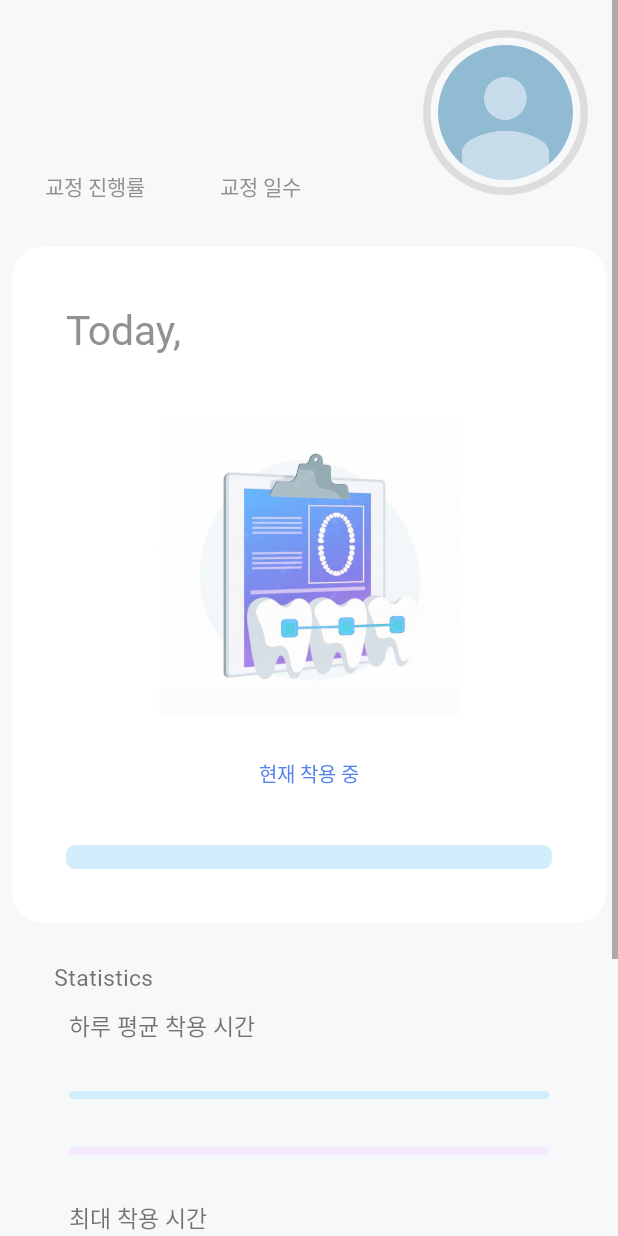
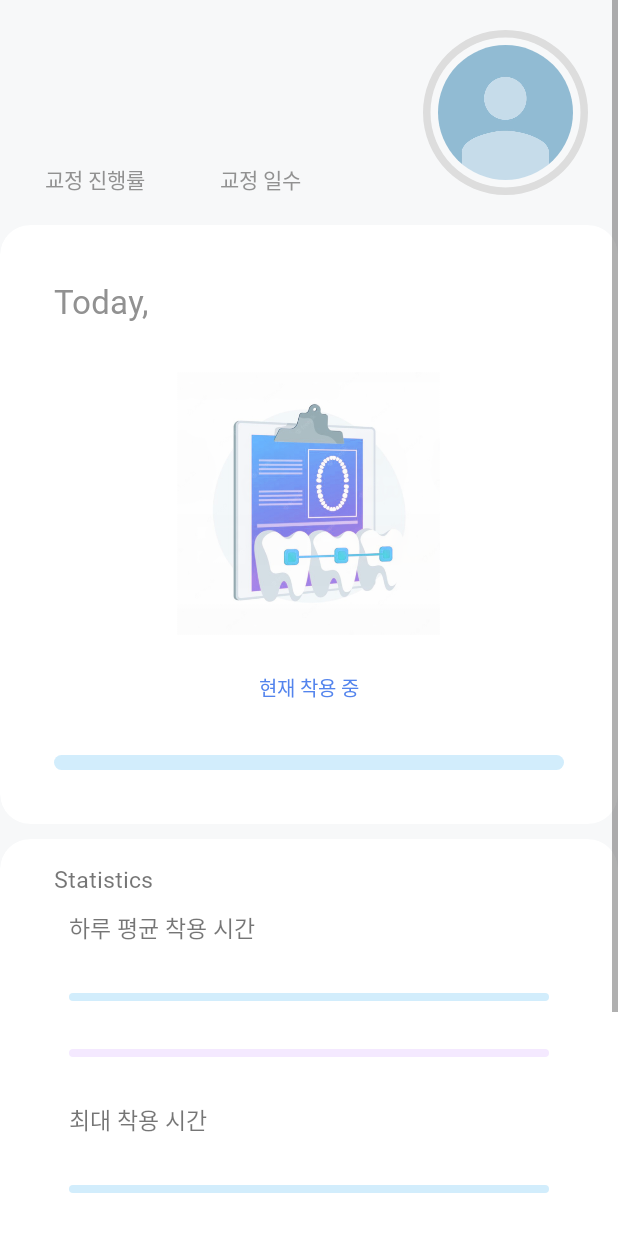
Before and after one commit to DEU-ToothFairy/ToothFairy_Client, an Android app: the layout fragment_home.xml on its own in the app's theme, with its tools: preview values and no code run, on a phone screen of 412 x 824 dp. Run offline under Robolectric (Android 15) with nearby library versions, the phone set to English and light mode, and no system bars.

Commit message:
UPDATE : 디자인 수정 중

```diff
--- a/app/build.gradle
+++ b/app/build.gradle
@@ -30,6 +30,7 @@ android {
     //Android Studio 4.0 버전 이상일때,
     buildFeatures {
         dataBinding = true
+        viewBinding true
     }
 
     configurations.all {
--- a/app/src/main/res/layout/fragment_home.xml
+++ b/app/src/main/res/layout/fragment_home.xml
@@ -57,7 +57,7 @@
                             android:text="@{homeViewModel.patient.name + `님 반갑습니다`, default = `김잼민님 반갑습니다.`}"
 
                             android:textColor="@color/black_gray"
-                            android:textSize="22dp"
+                            android:textSize="18dp"
 
                             app:layout_constraintLeft_toLeftOf="parent"
                             app:layout_constraintRight_toRightOf="parent"
@@ -101,10 +101,10 @@
                                     android:layout_gravity="center"
                                     android:fontFamily="@font/nanumsquare_bold"
 
-                                    android:text="@{(double)homeViewModel.calibrationProgress + `%`}"
+                                    android:text="@{(double)homeViewModel.calibrationProgress + `%`, default=`24%`}"
                                     android:textAlignment="center"
                                     android:textColor="@color/blue"
-                                    android:textSize="22dp" />
+                                    android:textSize="18dp" />
 
                                 <TextView
                                     android:id="@+id/wearingProgressField"
@@ -132,10 +132,10 @@
                                     android:layout_gravity="center"
                                     android:fontFamily="@font/nanumsquare_bold"
 
-                                    android:text="@{homeViewModel.treatmentDays.toString()}"
+                                    android:text="@{homeViewModel.treatmentDays.toString(), default=`120`}"
                                     android:textAlignment="center"
                                     android:textColor="@color/blue"
-                                    android:textSize="22dp" />
+                                    android:textSize="18dp" />
 
                                 <TextView
                                     android:id="@+id/wearingDaysField"
@@ -216,10 +216,10 @@
                     <androidx.cardview.widget.CardView
                         android:layout_width="match_parent"
                         android:layout_height="match_parent"
-                        android:layout_marginTop="5dp"
+
                         app:cardCornerRadius="20dp"
                         app:cardElevation="0dp"
-                        app:cardUseCompatPadding="true"
+                        app:cardUseCompatPadding="false"
                         >
 
 
@@ -241,7 +241,7 @@
                                 android:fontFamily="@font/nanumsquare_regular"
                                 android:text="Today,"
                                 android:textColor="@color/gray"
-                                android:textSize="27dp" />
+                                android:textSize="22dp" />
 
                             <!-- 오늘 날짜 텍스트 뷰 -->
                             <TextView
@@ -251,13 +251,13 @@
                                 android:layout_marginLeft="20dp"
                                 android:layout_marginTop="5dp"
                                 android:fontFamily="@font/nanumsquare_extra_bold"
-                                android:text="@{homeViewModel.today}"
+                                android:text="@{homeViewModel.today, default = `18 August`}"
                                 android:textColor="@color/blue"
-                                android:textSize="25dp" />
+                                android:textSize="20dp" />
 
                             <ImageView
-                                android:layout_width="200dp"
-                                android:layout_height="200dp"
+                                android:layout_width="175dp"
+                                android:layout_height="175dp"
                                 android:layout_gravity="center"
                                 android:src="@drawable/toothstatics" />
 
@@ -271,7 +271,7 @@
                                 android:text="@{homeViewModel.dailyWearingTimeToString, default=`10시간 31분`}"
                                 android:textAlignment="center"
                                 android:textColor="@color/black"
-                                android:textSize="20dp" />
+                                android:textSize="18dp" />
 
                             <TextView
                                 android:id="@+id/wearStatus"
@@ -293,13 +293,13 @@
                                 android:fontFamily="@font/nanumsquare_extra_bold"
                                 android:text="@{(int)((double)homeViewModel.dailyWearingTime / (double)50400000.0 * 100) + `% 달성`, default = `60% 달성`}"
                                 android:textColor="@color/blue"
-                                android:textSize="20dp" />
+                                android:textSize="18dp" />
 
                             <ProgressBar
                                 android:id="@+id/wearingProgressBar"
                                 style="?android:attr/progressBarStyleHorizontal"
                                 android:layout_width="match_parent"
-                                android:layout_height="wrap_content"
+                                android:layout_height="10dp"
                                 android:progress="@{(int)((double)homeViewModel.dailyWearingTime / (double)50400000.0 * 100)}"
                                 android:progressDrawable="@drawable/wearing_progress_bar" />
 
@@ -307,18 +307,26 @@
                     </androidx.cardview.widget.CardView>
 
                     <!-- 교정 장치 착용 통게 레이아웃 -->
+                    <androidx.cardview.widget.CardView
+                        android:layout_width="match_parent"
+                        android:layout_height="wrap_content"
+                        android:layout_marginTop = "10dp"
+                        android:layout_marginBottom = "10dp"
+                        app:cardCornerRadius="20dp"
+                        app:cardElevation="0dp"
+                        app:cardUseCompatPadding="false"
+
+                        app:layout_constraintLeft_toLeftOf="parent"
+                        app:layout_constraintRight_toRightOf="parent"
+                        app:layout_constraintTop_toBottomOf="@+id/wearingGraphLayout">
+
                         <LinearLayout
                             android:layout_width="match_parent"
                             android:layout_height="wrap_content"
                             android:layout_marginLeft="20dp"
                             android:layout_marginRight="20dp"
                             android:orientation="vertical"
-                        android:padding="16dp"
-
-                        app:layout_constraintLeft_toLeftOf="parent"
-                        app:layout_constraintRight_toRightOf="parent"
-                        app:layout_constraintTop_toBottomOf="@+id/wearingGraphLayout">
-
+                            android:padding="16dp">
 
                             <TextView
                                 android:layout_width="wrap_content"
@@ -326,16 +334,6 @@
                                 android:fontFamily="@font/nanumsquare_regular"
                                 android:text="Statistics"
                                 android:textSize="15dp" />
-
-                        <!--                    <TextView-->
-                        <!--                        android:layout_width="match_parent"-->
-                        <!--                        android:layout_height="wrap_content"-->
-                        <!--                        android:layout_marginLeft="10dp"-->
-                        <!--                        android:layout_marginTop="5dp"-->
-                        <!--                        android:fontFamily="@font/nanumsquare_extra_bold"-->
-                        <!--                        android:text="교정 장치 착용 통계"-->
-                        <!--                        android:textColor="@color/blue"-->
-                        <!--                        android:textSize="20dp" />-->
 
                             <LinearLayout
                                 android:layout_width="match_parent"
@@ -486,6 +484,7 @@
 
                         </LinearLayout> <!-- 교정 장치 착용 통계 레이아웃 끝 -->
 
+                    </androidx.cardview.widget.CardView>
                 </LinearLayout>
 
             </androidx.constraintlayout.widget.ConstraintLayout>
```
Also changed, not shown: app/src/main/java/com/example/toothfairy/MainActivity.kt (+28 -34 lines), app/src/main/res/layout/activity_main.xml (+25 -9 lines), app/src/main/res/menu/navigation_menu.xml (added, +38 -0 lines). Lines whose indentation alone changed are shown as unchanged.
